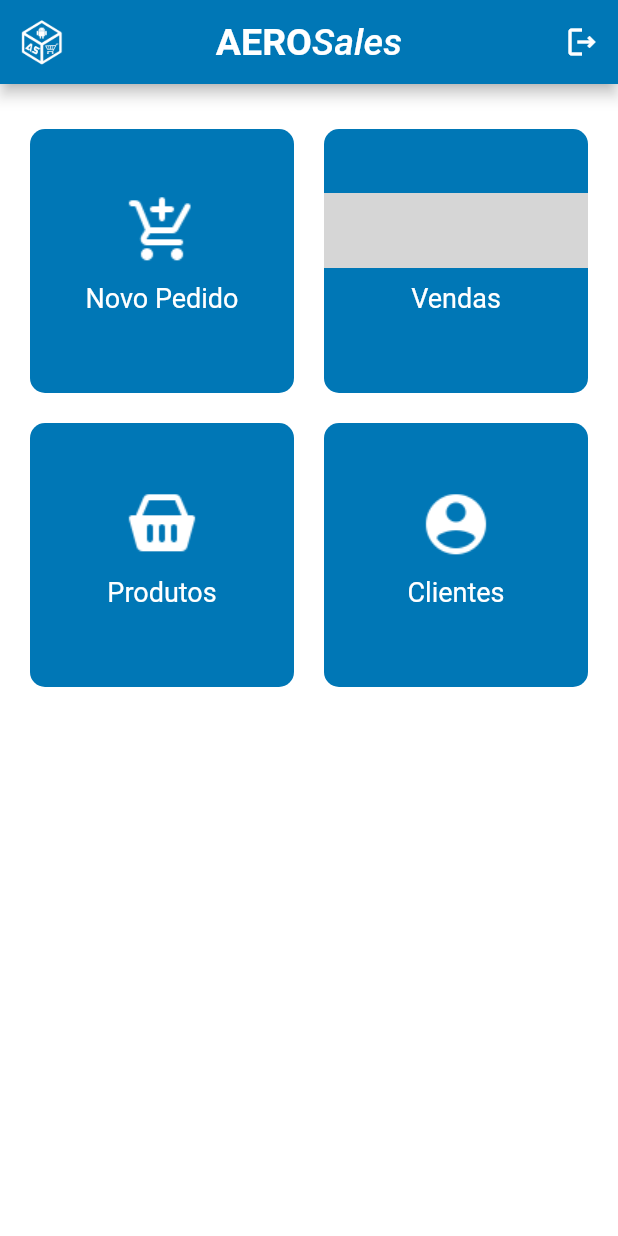
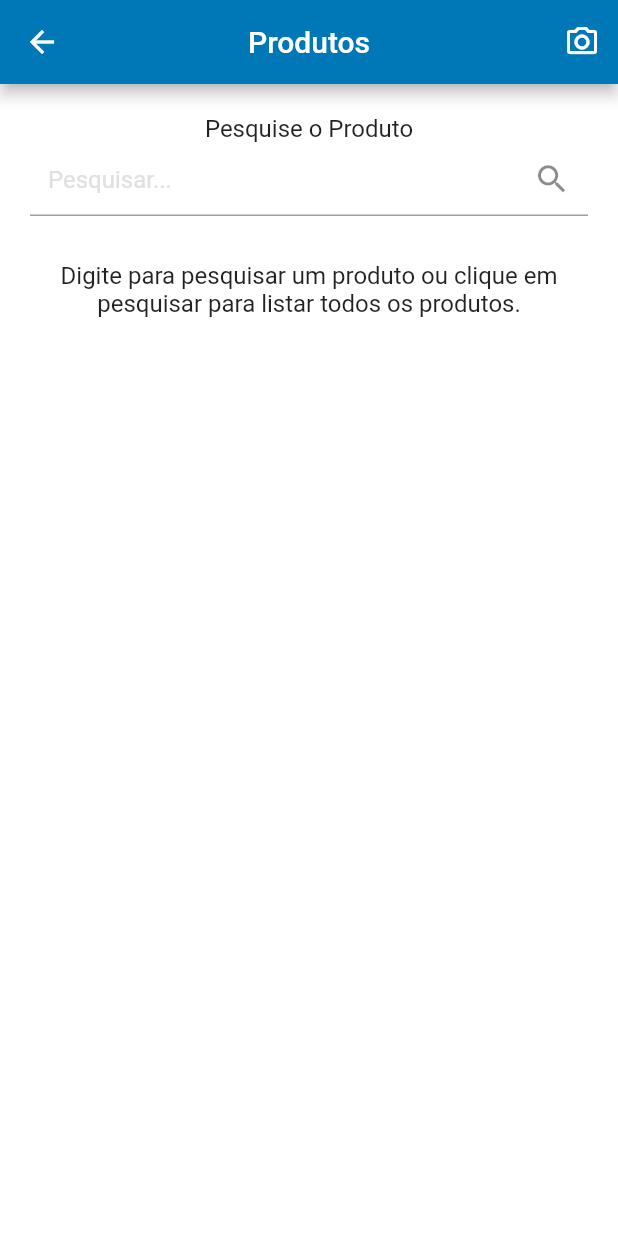
Before and after one commit to ViniciosMarcos/AeroSales_App, a Flutter app: the HomeTab screen opened by its route, after a tap on "Produtos", on a phone screen of 412 x 824 dp. Run offline on Flutter 3.47's test engine with Material 2 defaults, Android fonts, the phone set to English and light mode, and no system bars; our stand-ins replace flutter_secure_storage, fluttertoast, get; missing offline and left inert: flutter_barcode_scanner; accounts and stored records are empty; grey boxes are pictures that could not be loaded.

Commit message:
Inserido informações de produtos

```diff
--- a/lib/src/pages/client/components/client_card.dart
+++ b/lib/src/pages/client/components/client_card.dart
@@ -5,12 +5,10 @@ import 'package:flutter/material.dart';
 
 class CardCliente extends StatelessWidget {
   final Cliente cliente;
-  final VoidCallback onTap;
 
   const CardCliente({
     super.key,
     required this.cliente,
-    required this.onTap,
   });
 
   @override
--- a/lib/src/pages/home/home_tab.dart
+++ b/lib/src/pages/home/home_tab.dart
@@ -76,7 +76,9 @@ class HomeTab extends StatelessWidget {
                 image: 'assets/app_images/icone_produtos.png',
                 icone: Icons.shopping_cart,
                 label: 'Produtos',
-                onPressed: () {},
+                onPressed: () {
+                  Get.toNamed(PagesRoutes.productScreen);
+                },
               ),
               //Tela de Clientes
 
--- /dev/null
+++ b/lib/src/pages/product/product_screen.dart
@@ -0,0 +1,187 @@
+import 'package:aerosales_app/src/models/product_model.dart';
+import 'package:aerosales_app/src/pages/product/components/card_product.dart';
+import 'package:aerosales_app/src/pages/product/repository/product_repository.dart';
+import 'package:aerosales_app/src/pages_routes/app_pages.dart';
+import 'package:flutter/material.dart';
+import 'package:get/get.dart';
+import 'package:flutter_barcode_scanner/flutter_barcode_scanner.dart';
+
+class ProductScreen extends StatefulWidget {
+  const ProductScreen({super.key});
+
+  @override
+  State<ProductScreen> createState() => _ProductScreenState();
+}
+
+class _ProductScreenState extends State<ProductScreen> {
+  final produtoController = ProdutoController();
+  final _textController = TextEditingController();
+  String descricao = '';
+  bool _carregaDados = false;
+  String codBar = '';
+
+  //Funcao para ler QRCode
+  lerQRCode() async {
+    String codigo = await FlutterBarcodeScanner.scanBarcode(
+      "#FF0000",
+      "Cancelar",
+      false,
+      ScanMode.QR,
+    );
+
+    setState(() {
+      if (codigo != '-1') {
+        //Get.off(() => ProductPage(codigo: codigo));
+      } else {
+        codigo = 'Não validado';
+      }
+    });
+  }
+
+  @override
+  Widget build(BuildContext context) {
+    return Scaffold(
+      appBar: AppBar(
+        //Botao de voltar
+        leading: IconButton(
+          onPressed: () {
+            Get.offAllNamed(PagesRoutes.homeTab);
+          },
+          icon: const Icon(Icons.arrow_back),
+        ),
+        //Titulo da tela
+        title: const Text('Produtos'),
+        centerTitle: true,
+
+        //Leitor de Código de barras
+        actions: [
+          IconButton(
+            onPressed: () {
+              lerQRCode();
+            },
+            icon: const Icon(Icons.camera_alt_outlined),
+          ),
+        ],
+      ),
+      body: Padding(
+        padding: const EdgeInsets.symmetric(
+          horizontal: 20,
+          vertical: 10,
+        ),
+        child: Column(
+          crossAxisAlignment: CrossAxisAlignment.stretch,
+          children: [
+            //Campo de pesquisa
+            Padding(
+              padding: const EdgeInsets.symmetric(
+                vertical: 10,
+              ),
+              child: Column(
+                crossAxisAlignment: CrossAxisAlignment.stretch,
+                children: [
+                  const Center(
+                    child: Text(
+                      'Pesquise o Produto',
+                      style: TextStyle(
+                        fontSize: 16,
+                      ),
+                    ),
+                  ),
+                  TextFormField(
+                    controller: _textController,
+                    onChanged: (value) {
+                      setState(() {
+                        //Conforme for digitando vou trazendo a lista de produtos,
+                        //Atribuo o valor do campo para a variável
+                        descricao = value;
+                        //Atribuo a varivael para mostrar a lista de produtos
+                        _carregaDados = true;
+                      });
+                    },
+                    decoration: InputDecoration(
+                      hintText: 'Pesquisar...',
+                      hintStyle: TextStyle(
+                        color: Colors.grey[300],
+                      ),
+                      isDense: true,
+                      contentPadding: const EdgeInsets.symmetric(
+                          vertical: 15, horizontal: 12),
+                      //Icone de pesquisa
+                      suffixIcon: IconButton(
+                        onPressed: () {
+                          setState(() {
+                            //Atribuo o valor do campo para a variável
+                            descricao = _textController.text;
+                            //Atribuo a varivael para mostrar a lista de produtos
+                            _carregaDados = true;
+                          });
+                        },
+                        icon: const Icon(
+                          Icons.search,
+                          size: 25,
+                        ),
+                      ),
+                    ),
+                  ),
+                ],
+              ),
+            ),
+            //Só mostra os dadfos se a variavel for true
+            _carregaDados
+                ? Expanded(
+                    child: SingleChildScrollView(
+                      child: FutureBuilder<List<Products>>(
+                        future: produtoController.consultarProdutos(descricao),
+                        builder: (context, snapshot) {
+                          if (snapshot.connectionState ==
+                              ConnectionState.waiting) {
+                            //Enquanto está Carregando
+                            return const Padding(
+                              padding: EdgeInsets.symmetric(vertical: 20),
+                              child: Center(
+                                child: CircularProgressIndicator(),
+                              ),
+                            );
+                          } else if (snapshot.hasError) {
+                            //Erro
+                            return Text('Erro: ${snapshot.error}');
+                          } else if (snapshot.hasData) {
+                            //Deu certo!!!
+                            final produtos = snapshot.data!;
+
+                            //Retorno a Lista
+                            return ListView.builder(
+                              shrinkWrap: true,
+                              physics: const NeverScrollableScrollPhysics(),
+                              itemCount: produtos.length,
+                              itemBuilder: (context, index) {
+                                final produto = produtos[index];
+                                return CardProdutos(
+                                  produto: produto,
+                                );
+                              },
+                            );
+                          } else {
+                            return const Text(
+                                'Não foram encontrados produtos!');
+                          }
+                        },
+                      ),
+                    ),
+                  )
+                : const Padding(
+                    padding: EdgeInsets.symmetric(vertical: 20),
+                    child: Text(
+                      'Digite para pesquisar um produto ou clique em pesquisar para listar todos os produtos.',
+                      textAlign: TextAlign.center,
+                      style: TextStyle(
+                        fontSize: 16,
+                      ),
+                    ),
+                  ),
+          ],
+        ),
+      ),
+    );
+  }
+}
--- a/lib/src/pages_routes/app_pages.dart
+++ b/lib/src/pages_routes/app_pages.dart
@@ -1,7 +1,7 @@
 import 'package:aerosales_app/src/pages/auth/sign_in_screen.dart';
 import 'package:aerosales_app/src/pages/client/cliente_screen.dart';
 import 'package:aerosales_app/src/pages/home/home_tab.dart';
-
+import 'package:aerosales_app/src/pages/product/product_screen.dart';
 import 'package:aerosales_app/src/pages/splash/splash_screen.dart';
 import 'package:get/get.dart';
 
@@ -11,6 +11,7 @@ abstract class AppPages {
     GetPage(name: PagesRoutes.signInScreen, page: () => const SignInScreen()),
     GetPage(name: PagesRoutes.homeTab, page: () => const HomeTab()),
     GetPage(name: PagesRoutes.clienteScreen, page: () => const ClientScreen()),
+    GetPage(name: PagesRoutes.productScreen, page: () => const ProductScreen()),
   ];
 }
 
@@ -19,4 +20,5 @@ abstract class PagesRoutes {
   static const String signInScreen = '/SignInScreen';
   static const String homeTab = '/HomeTab';
   static const String clienteScreen = '/ClienteScreen';
+  static const String productScreen = '/ProdutoScreen';
 }
--- a/pubspec.yaml
+++ b/pubspec.yaml
@@ -35,6 +35,8 @@ dependencies:
   fluttertoast: ^8.2.2
   http: ^0.13.3
   flutter_barcode_scanner: ^2.0.0
+  shimmer: ^3.0.0
+
 
   # The following adds the Cupertino Icons font to your application.
   # Use with the CupertinoIcons class for iOS style icons.
```
Also changed, not shown: lib/src/pages/client/cliente_screen.dart (+1 -11 lines), lib/src/pages/client/controller/client_controller.dart (+11 -0 lines), lib/src/pages/client/repository/client_repository.dart (+10 -5 lines), lib/src/pages/product/components/card_product.dart (added, +50 -0 lines), lib/src/pages/product/repository/product_repository.dart (added, +44 -0 lines), lib/src/pages/product/controller/product_controller.dart (added), pubspec.lock.
